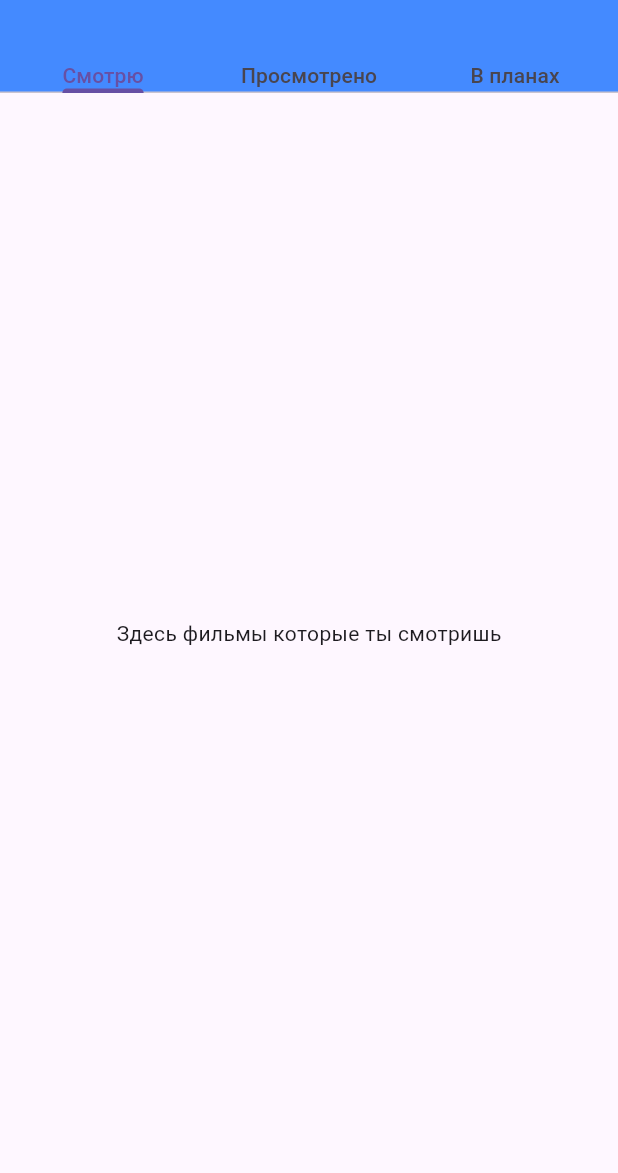
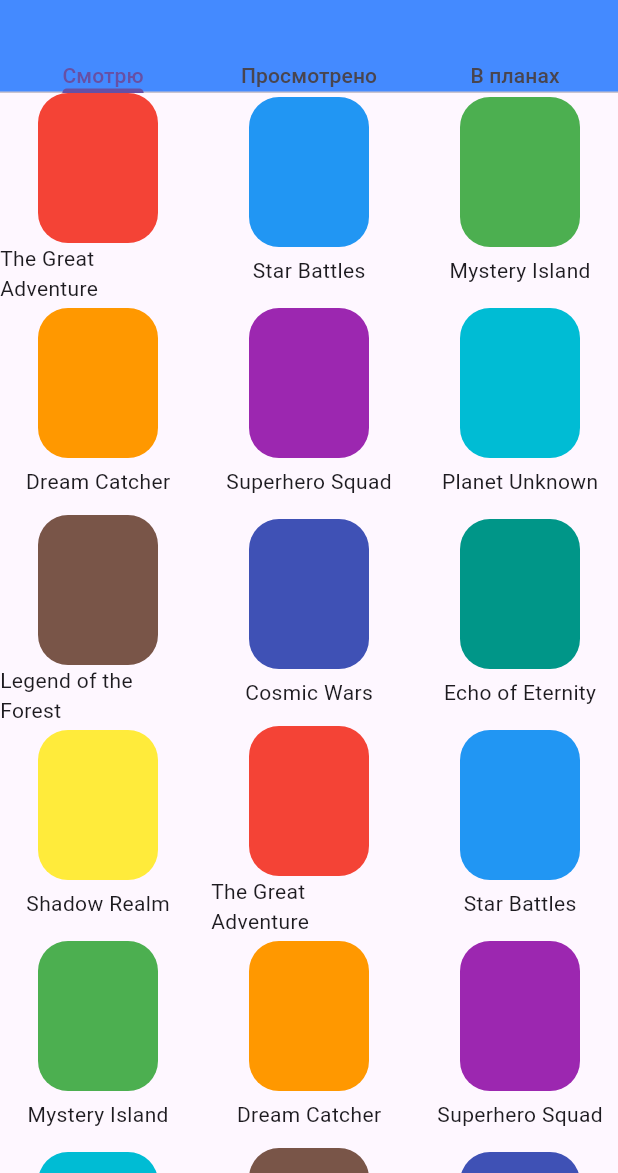
Before and after one commit to Iskander2323/movies_catalog, a Flutter app: the screen it shows after launch, on a phone screen of 412 x 824 dp, the part 63-1236 px from its top. Run offline on Flutter 3.47's test engine with Material 3 defaults, Android fonts, the phone set to English and light mode, and no system bars; our stand-ins replace bloc, equatable, flutter_bloc, go_router.

Commit message:
added fake data and created gridView

```diff
--- /dev/null
+++ b/devtools_options.yaml
@@ -0,0 +1,3 @@
+description: This file stores settings for Dart & Flutter DevTools.
+documentation: https://docs.flutter.dev/tools/devtools/extensions#configure-extension-enablement-states
+extensions:
--- /dev/null
+++ b/lib/components/data/movie_card_model.dart
@@ -0,0 +1,14 @@
+import 'package:equatable/equatable.dart';
+import 'package:flutter/material.dart';
+
+class MovieCardModel extends Equatable {
+  const MovieCardModel(
+      {required this.title, required this.picture, required this.rating});
+
+  final String title;
+  final Color picture;
+  final double rating;
+
+  @override
+  List<Object?> get props => [title, picture, rating];
+}
--- a/lib/components/home_page.dart
+++ b/lib/components/home_page.dart
@@ -1,4 +1,5 @@
 import 'package:flutter/material.dart';
+import 'package:movies_catalog/components/ui/grid_view.dart';
 
 class HomePage extends StatefulWidget {
   const HomePage({super.key});
@@ -25,9 +26,7 @@ class _HomePageState extends State<HomePage> {
             ),
           ),
           body: TabBarView(children: [
-            Center(
-              child: Text('Здесь фильмы которые ты смотришь'),
-            ),
+            MoviesGridView(),
             Center(
               child: Text('Здесь фильмы которые ты посмотрел'),
             ),
--- /dev/null
+++ b/lib/components/ui/card_item.dart
@@ -0,0 +1,33 @@
+import 'package:flutter/material.dart';
+import 'package:movies_catalog/components/data/movie_card_model.dart';
+
+class CardItem extends StatefulWidget {
+  const CardItem({super.key, required this.movieCardModel});
+  final MovieCardModel movieCardModel;
+
+  @override
+  State<CardItem> createState() => _CardItemState();
+}
+
+class _CardItemState extends State<CardItem> {
+  @override
+  Widget build(BuildContext context) {
+    return SizedBox(
+      height: 170,
+      width: 80,
+      child: Column(
+        mainAxisAlignment: MainAxisAlignment.spaceAround,
+        children: [
+          Container(
+            width: 80,
+            height: 100,
+            decoration: BoxDecoration(
+                color: widget.movieCardModel.picture,
+                borderRadius: BorderRadius.all(Radius.circular(20))),
+          ),
+          Text(widget.movieCardModel.title),
+        ],
+      ),
+    );
+  }
+}
--- /dev/null
+++ b/lib/components/ui/grid_view.dart
@@ -0,0 +1,55 @@
+import 'package:flutter/material.dart';
+import 'package:movies_catalog/components/data/movie_card_model.dart';
+import 'package:movies_catalog/components/ui/card_item.dart';
+
+class MoviesGridView extends StatefulWidget {
+  const MoviesGridView({super.key});
+
+  @override
+  State<MoviesGridView> createState() => _MoviesGridViewState();
+}
+
+class _MoviesGridViewState extends State<MoviesGridView> {
+  final List<MovieCardModel> movies = [
+    MovieCardModel(
+        title: 'The Great Adventure', picture: Colors.red, rating: 4.5),
+    MovieCardModel(title: 'Star Battles', picture: Colors.blue, rating: 3.8),
+    MovieCardModel(title: 'Mystery Island', picture: Colors.green, rating: 4.2),
+    MovieCardModel(title: 'Dream Catcher', picture: Colors.orange, rating: 4.9),
+    MovieCardModel(
+        title: 'Superhero Squad', picture: Colors.purple, rating: 3.5),
+    MovieCardModel(title: 'Planet Unknown', picture: Colors.cyan, rating: 4.7),
+    MovieCardModel(
+        title: 'Legend of the Forest', picture: Colors.brown, rating: 4.0),
+    MovieCardModel(title: 'Cosmic Wars', picture: Colors.indigo, rating: 3.9),
+    MovieCardModel(
+        title: 'Echo of Eternity', picture: Colors.teal, rating: 4.8),
+    MovieCardModel(title: 'Shadow Realm', picture: Colors.yellow, rating: 4.3),
+    MovieCardModel(
+        title: 'The Great Adventure', picture: Colors.red, rating: 4.5),
+    MovieCardModel(title: 'Star Battles', picture: Colors.blue, rating: 3.8),
+    MovieCardModel(title: 'Mystery Island', picture: Colors.green, rating: 4.2),
+    MovieCardModel(title: 'Dream Catcher', picture: Colors.orange, rating: 4.9),
+    MovieCardModel(
+        title: 'Superhero Squad', picture: Colors.purple, rating: 3.5),
+    MovieCardModel(title: 'Planet Unknown', picture: Colors.cyan, rating: 4.7),
+    MovieCardModel(
+        title: 'Legend of the Forest', picture: Colors.brown, rating: 4.0),
+    MovieCardModel(title: 'Cosmic Wars', picture: Colors.indigo, rating: 3.9),
+    MovieCardModel(
+        title: 'Echo of Eternity', picture: Colors.teal, rating: 4.8),
+    MovieCardModel(title: 'Shadow Realm', picture: Colors.yellow, rating: 4.3),
+  ];
+
+  @override
+  Widget build(BuildContext context) {
+    return GridView.builder(
+      gridDelegate: SliverGridDelegateWithFixedCrossAxisCount(
+          crossAxisCount: 3, mainAxisSpacing: 10, crossAxisSpacing: 10),
+      itemBuilder: (context, index) {
+        return CardItem(movieCardModel: movies[index]);
+      },
+      itemCount: movies.length,
+    );
+  }
+}
```
